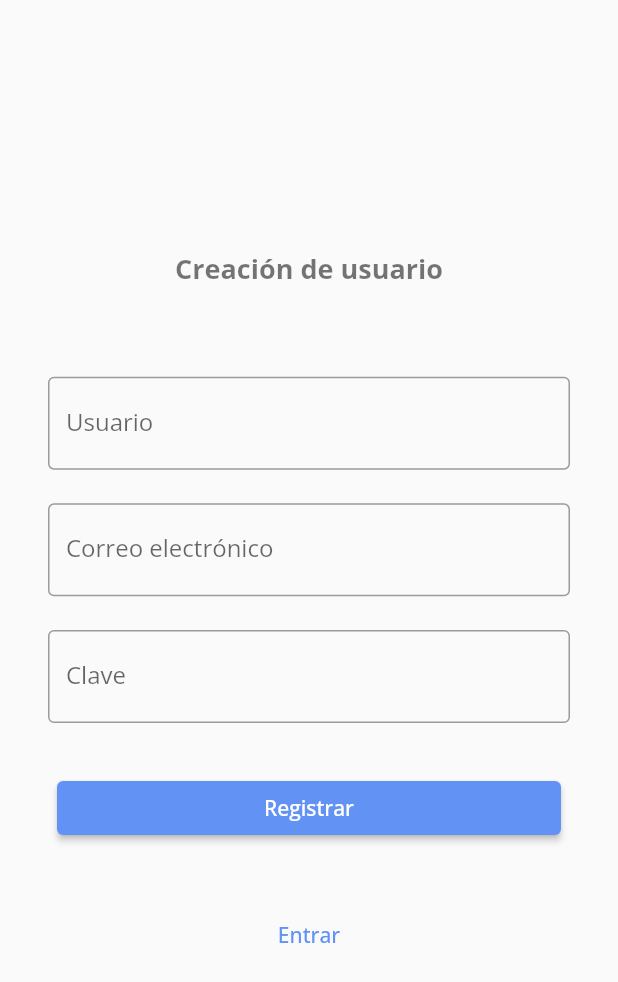
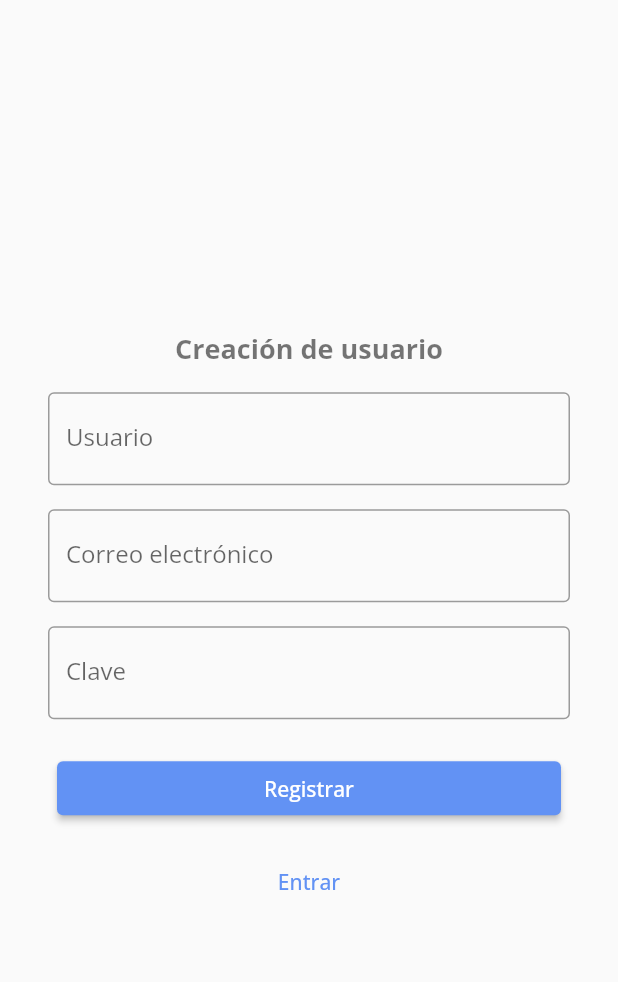
Before and after one commit to EjemplosMisionTic2022/red_egresados, a Flutter app: the screen it shows after launch, after a tap on "Registrarse", on a phone screen of 412 x 824 dp. Shown: the top 982 px of the screen. Run offline on Flutter 3.47's test engine with Material 2 defaults, Android fonts, the phone set to English and light mode, and no system bars; our stand-ins replace connectivity_plus, get, google_fonts.

Commit message:
widget testing adjusted

```diff
--- a/lib/ui/pages/authentication/login/login_screen.dart
+++ b/lib/ui/pages/authentication/login/login_screen.dart
@@ -26,26 +26,16 @@ class _State extends State<LoginScreen> {
     return Padding(
       padding: const EdgeInsets.all(8.0),
       child: Column(
-        children: [
-          const Spacer(
-            flex: 1,
-          ),
-          Expanded(
-            flex: 3,
-            child: Column(
         mainAxisAlignment: MainAxisAlignment.center,
         children: [
-                Expanded(
-                  child: Padding(
+          Padding(
             padding: const EdgeInsets.all(8.0),
             child: Text(
               "Iniciar sesión",
               style: Theme.of(context).textTheme.headline1,
             ),
           ),
-                ),
-                Expanded(
-                  child: Padding(
+          Padding(
             padding: const EdgeInsets.all(8.0),
             child: TextField(
               key: const Key("signInEmail"),
@@ -56,9 +46,7 @@ class _State extends State<LoginScreen> {
               ),
             ),
           ),
-                ),
-                Expanded(
-                  child: Padding(
+          Padding(
             padding: const EdgeInsets.all(8.0),
             child: TextField(
               key: const Key("signInPassword"),
@@ -71,16 +59,13 @@ class _State extends State<LoginScreen> {
               ),
             ),
           ),
-                ),
-                Expanded(
-                  child: Row(
+          Row(
             mainAxisAlignment: MainAxisAlignment.center,
             children: [
               Expanded(
                 child: Padding(
                   padding: const EdgeInsets.all(14.0),
                   child: ElevatedButton(
-                            key: const Key("signInButton"),
                     child: const Text("Login"),
                     onPressed: () async {
                       if (connectivityController.connected) {
@@ -102,19 +87,10 @@ class _State extends State<LoginScreen> {
               )
             ],
           ),
-                ),
-                Expanded(
-                  child: TextButton(
+          TextButton(
             key: const Key("toSignUpButton"),
             child: const Text("Registrarse"),
             onPressed: widget.onViewSwitch,
-                  ),
-                ),
-              ],
-            ),
-          ),
-          const Spacer(
-            flex: 1,
           ),
         ],
       ),
--- a/lib/ui/pages/authentication/signup/singup_screen.dart
+++ b/lib/ui/pages/authentication/signup/singup_screen.dart
@@ -25,26 +25,16 @@ class _State extends State<SignUpScreen> {
     return Padding(
       padding: const EdgeInsets.all(8.0),
       child: Column(
-        children: [
-          const Spacer(
-            flex: 1,
-          ),
-          Expanded(
-            flex: 4,
-            child: Column(
         mainAxisAlignment: MainAxisAlignment.center,
         children: [
-                Expanded(
-                  child: Padding(
+          Padding(
             padding: const EdgeInsets.all(8.0),
             child: Text(
               "Creación de usuario",
               style: Theme.of(context).textTheme.headline1,
             ),
           ),
-                ),
-                Expanded(
-                  child: Padding(
+          Padding(
             padding: const EdgeInsets.all(8.0),
             child: TextField(
               key: const Key("signUpName"),
@@ -55,9 +45,7 @@ class _State extends State<SignUpScreen> {
               ),
             ),
           ),
-                ),
-                Expanded(
-                  child: Padding(
+          Padding(
             padding: const EdgeInsets.all(8.0),
             child: TextField(
               key: const Key("signUpEmail"),
@@ -68,9 +56,7 @@ class _State extends State<SignUpScreen> {
               ),
             ),
           ),
-                ),
-                Expanded(
-                  child: Padding(
+          Padding(
             padding: const EdgeInsets.all(8.0),
             child: TextField(
               key: const Key("signUpPassword"),
@@ -83,16 +69,13 @@ class _State extends State<SignUpScreen> {
               ),
             ),
           ),
-                ),
-                Expanded(
-                  child: Row(
+          Row(
             mainAxisAlignment: MainAxisAlignment.center,
             children: [
               Expanded(
                 child: Padding(
                   padding: const EdgeInsets.all(14.0),
                   child: ElevatedButton(
-                            key: const Key("signUpButton"),
                     onPressed: () async {
                       if (connectivityController.connected) {
                         var result = await AuthManagement.signUp(
@@ -115,18 +98,9 @@ class _State extends State<SignUpScreen> {
               ),
             ],
           ),
-                ),
-                Expanded(
-                  child: TextButton(
+          TextButton(
             onPressed: widget.onViewSwitch,
             child: const Text("Entrar"),
-                  ),
-                ),
-              ],
-            ),
-          ),
-          const Spacer(
-            flex: 1,
           ),
         ],
       ),
```
Also changed, not shown: 1 other file. Lines whose indentation alone changed are shown as unchanged.
